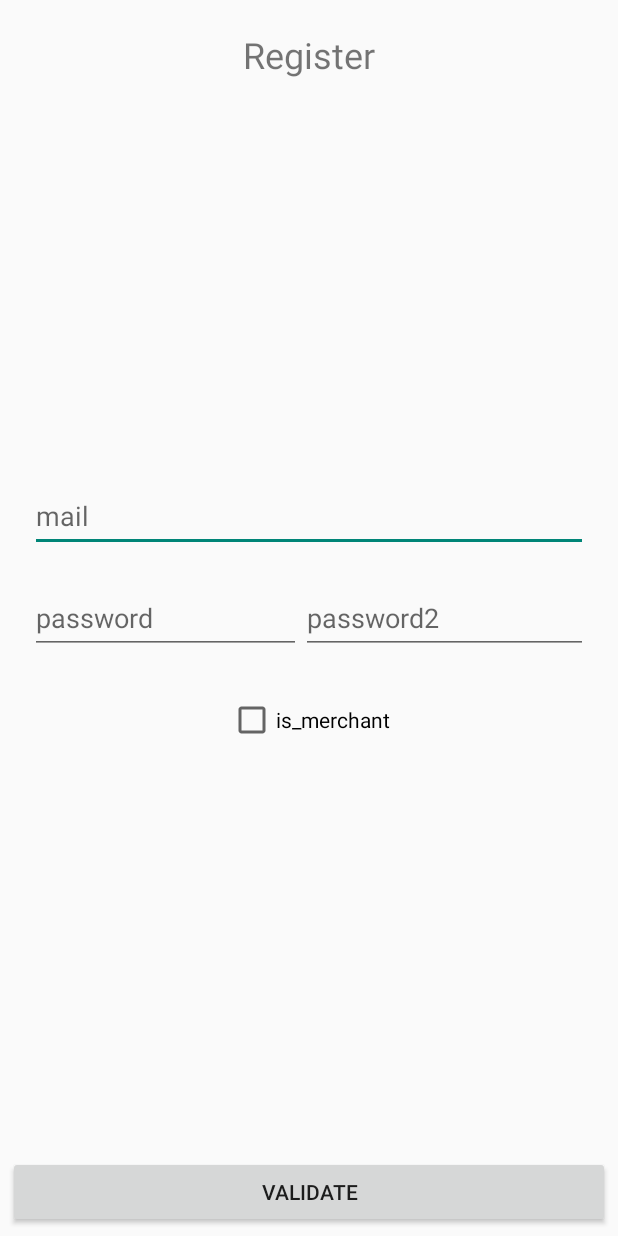
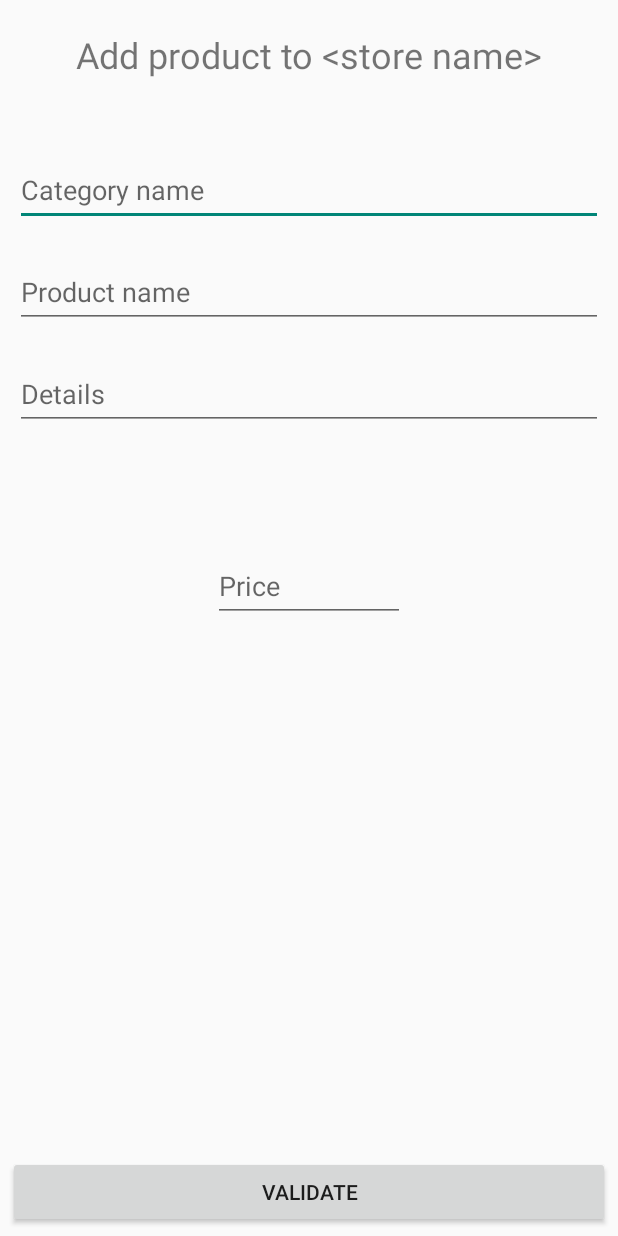
Before and after one commit to mariusjenin/yukim_store, an Android app: the screen it shows after launch (MainActivity), on a phone screen of 412 x 824 dp. Run offline under Robolectric (Android 15) with nearby library versions, the phone set to English and light mode, and no system bars.

Commit message:
new layouts

```diff
--- a/YukimStore/app/src/main/java/com/yukimstore/MainActivity.java
+++ b/YukimStore/app/src/main/java/com/yukimstore/MainActivity.java
@@ -9,6 +9,6 @@ public class MainActivity extends AppCompatActivity {
     @Override
     protected void onCreate(Bundle savedInstanceState) {
         super.onCreate(savedInstanceState);
-        setContentView(R.layout.register);
+        setContentView(R.layout.m_add_product);
     }
 }
--- /dev/null
+++ b/YukimStore/app/src/main/res/layout/m_add_product.xml
@@ -0,0 +1,103 @@
+<?xml version="1.0" encoding="utf-8"?>
+<androidx.constraintlayout.widget.ConstraintLayout xmlns:android="http://schemas.android.com/apk/res/android"
+    xmlns:app="http://schemas.android.com/apk/res-auto"
+    xmlns:tools="http://schemas.android.com/tools"
+    android:layout_width="match_parent"
+    android:layout_height="match_parent">
+
+    <TextView
+        android:id="@+id/textView12"
+        android:layout_width="wrap_content"
+        android:layout_height="wrap_content"
+        android:layout_marginTop="20dp"
+        android:text="@string/add_product_to_store_name"
+        android:textSize="24sp"
+        app:layout_constraintEnd_toEndOf="parent"
+        app:layout_constraintStart_toStartOf="parent"
+        app:layout_constraintTop_toTopOf="parent" />
+
+    <EditText
+        android:id="@+id/editTextTextPersonName"
+        android:layout_width="0dp"
+        android:layout_height="wrap_content"
+        android:layout_marginStart="10dp"
+        android:layout_marginTop="50dp"
+        android:layout_marginEnd="10dp"
+        android:autofillHints=""
+        android:ems="10"
+        android:hint="@string/category_name"
+        android:inputType="textPersonName"
+        android:minHeight="48dp"
+        app:layout_constraintEnd_toEndOf="parent"
+        app:layout_constraintStart_toStartOf="parent"
+        app:layout_constraintTop_toBottomOf="@+id/textView12"
+        tools:ignore="TextContrastCheck" />
+
+    <EditText
+        android:id="@+id/editTextTextPersonName2"
+        android:layout_width="0dp"
+        android:layout_height="wrap_content"
+        android:layout_marginStart="10dp"
+        android:layout_marginTop="20dp"
+        android:layout_marginEnd="10dp"
+        android:autofillHints=""
+        android:ems="10"
+        android:hint="@string/product_name"
+        android:inputType="textPersonName"
+        android:minHeight="48dp"
+        app:layout_constraintEnd_toEndOf="parent"
+        app:layout_constraintStart_toStartOf="parent"
+        app:layout_constraintTop_toBottomOf="@+id/editTextTextPersonName"
+        tools:ignore="TextContrastCheck" />
+
+    <MultiAutoCompleteTextView
+        android:id="@+id/multiAutoCompleteTextView"
+        android:layout_width="0dp"
+        android:layout_height="wrap_content"
+        android:layout_marginStart="10dp"
+        android:layout_marginTop="20dp"
+        android:layout_marginEnd="10dp"
+        android:hint="@string/details"
+        android:minHeight="48dp"
+        app:layout_constraintEnd_toEndOf="parent"
+        app:layout_constraintStart_toStartOf="parent"
+        app:layout_constraintTop_toBottomOf="@+id/editTextTextPersonName2" />
+
+    <ImageView
+        android:id="@+id/imageView"
+        android:layout_width="wrap_content"
+        android:layout_height="wrap_content"
+        android:layout_marginTop="40dp"
+        android:contentDescription="@string/product_picture"
+        app:layout_constraintEnd_toEndOf="parent"
+        app:layout_constraintStart_toStartOf="parent"
+        app:layout_constraintTop_toBottomOf="@+id/multiAutoCompleteTextView"
+        tools:srcCompat="@tools:sample/avatars" />
+
+    <EditText
+        android:id="@+id/editTextTextPersonName3"
+        android:layout_width="wrap_content"
+        android:layout_height="wrap_content"
+        android:layout_marginTop="40dp"
+        android:autofillHints=""
+        android:ems="6"
+        android:hint="@string/price"
+        android:inputType="textPersonName"
+        android:minHeight="48dp"
+        app:layout_constraintEnd_toEndOf="parent"
+        app:layout_constraintStart_toStartOf="parent"
+        app:layout_constraintTop_toBottomOf="@+id/imageView"
+        tools:ignore="TextContrastCheck" />
+
+    <Button
+        android:id="@+id/button6"
+        android:layout_width="0dp"
+        android:layout_height="wrap_content"
+        android:layout_marginStart="5dp"
+        android:layout_marginEnd="5dp"
+        android:layout_marginBottom="5dp"
+        android:text="@string/validate"
+        app:layout_constraintBottom_toBottomOf="parent"
+        app:layout_constraintEnd_toEndOf="parent"
+        app:layout_constraintStart_toStartOf="parent" />
+</androidx.constraintlayout.widget.ConstraintLayout>
--- a/YukimStore/app/src/main/res/layout/m_consult_product.xml
+++ b/YukimStore/app/src/main/res/layout/m_consult_product.xml
@@ -43,7 +43,6 @@
             android:id="@+id/img_store3"
             android:layout_width="wrap_content"
             android:layout_height="wrap_content"
-            android:contentDescription="@string/b1b_create_store_custom_template_iv_template"
             app:layout_constraintEnd_toEndOf="parent"
             app:layout_constraintStart_toStartOf="parent"
             app:layout_constraintTop_toTopOf="parent"
@@ -85,6 +84,7 @@
             android:ems="10"
             android:gravity="start|top"
             android:inputType="textMultiLine"
+            android:minHeight="48dp"
             app:layout_constraintEnd_toEndOf="parent"
             app:layout_constraintStart_toStartOf="parent"
             app:layout_constraintTop_toBottomOf="@+id/img_store3" />
--- a/YukimStore/app/src/main/res/layout/m_create_store_1.xml
+++ b/YukimStore/app/src/main/res/layout/m_create_store_1.xml
@@ -36,13 +36,11 @@
             <ImageButton
                 android:layout_width="wrap_content"
                 android:layout_height="wrap_content"
-                android:contentDescription="@string/b1a_create_store_choose_template_b_template1_description"
                 tools:srcCompat="@tools:sample/avatars" />
 
             <ImageButton
                 android:layout_width="wrap_content"
                 android:layout_height="wrap_content"
-                android:contentDescription="@string/b1a_create_store_choose_template_b_template2_description"
                 tools:srcCompat="@tools:sample/avatars" />
 
         </TableRow>
@@ -54,14 +52,12 @@
             <ImageButton
                 android:layout_width="wrap_content"
                 android:layout_height="wrap_content"
-                android:contentDescription="@string/string_b1a_create_store_choose_template_b_template3_description"
                 tools:ignore="ImageContrastCheck"
                 tools:srcCompat="@tools:sample/avatars" />
 
             <ImageButton
                 android:layout_width="wrap_content"
                 android:layout_height="wrap_content"
-                android:contentDescription="@string/b1a_create_store_choose_template_b_template4_description"
                 tools:srcCompat="@tools:sample/avatars" />
         </TableRow>
 
@@ -72,13 +68,11 @@
             <ImageButton
                 android:layout_width="wrap_content"
                 android:layout_height="wrap_content"
-                android:contentDescription="@string/b1a_create_store_choose_template_b_template5_description"
                 tools:srcCompat="@tools:sample/avatars" />
 
             <ImageButton
                 android:layout_width="wrap_content"
                 android:layout_height="wrap_content"
-                android:contentDescription="@string/b1a_create_store_choose_template_b_template6_description"
                 tools:ignore="ImageContrastCheck"
                 tools:srcCompat="@tools:sample/avatars" />
         </TableRow>
--- a/YukimStore/app/src/main/res/layout/m_create_store_2.xml
+++ b/YukimStore/app/src/main/res/layout/m_create_store_2.xml
@@ -21,7 +21,6 @@
             android:layout_width="wrap_content"
             android:layout_height="wrap_content"
             android:layout_marginTop="20dp"
-            android:contentDescription="@string/b1b_create_store_custom_template_iv_template"
             app:layout_constraintEnd_toEndOf="parent"
             app:layout_constraintStart_toStartOf="parent"
             app:layout_constraintTop_toBottomOf="@+id/title"
--- a/YukimStore/app/src/main/res/layout/m_menu.xml
+++ b/YukimStore/app/src/main/res/layout/m_menu.xml
@@ -20,7 +20,6 @@
             android:id="@+id/img_store2"
             android:layout_width="wrap_content"
             android:layout_height="wrap_content"
-            android:contentDescription="@string/b1b_create_store_custom_template_iv_template"
             app:layout_constraintBottom_toBottomOf="parent"
             app:layout_constraintStart_toStartOf="parent"
             app:layout_constraintTop_toTopOf="parent"
--- a/YukimStore/app/src/main/res/values/strings.xml
+++ b/YukimStore/app/src/main/res/values/strings.xml
@@ -14,6 +14,14 @@
     <string name="categories">Categories</string>
     <string name="add_category">add category</string>
     <string name="add_product">Add product</string>
+    <string name="products">Products</string>
+    <string name="add_a_category">Add a category</string>
+    <string name="category_name">Category name</string>
+    <string name="product_name">Product name</string>
+    <string name="details">Details</string>
+    <string name="product_picture">Product picture</string>
+    <string name="add_product_to_store_name"><![CDATA[Add product to <store name>]]></string>
+    <string name="price">Price</string>
     <string-array name="settings">
         <item>Choice 1</item>
         <item>Choice 2</item>
```
Also changed, not shown: YukimStore/app/src/main/res/layout/m_add_category.xml (added, +60 -0 lines), YukimStore/app/src/main/res/layout/m_consult_products2.xml (+25 -2 lines), 1 other file.
